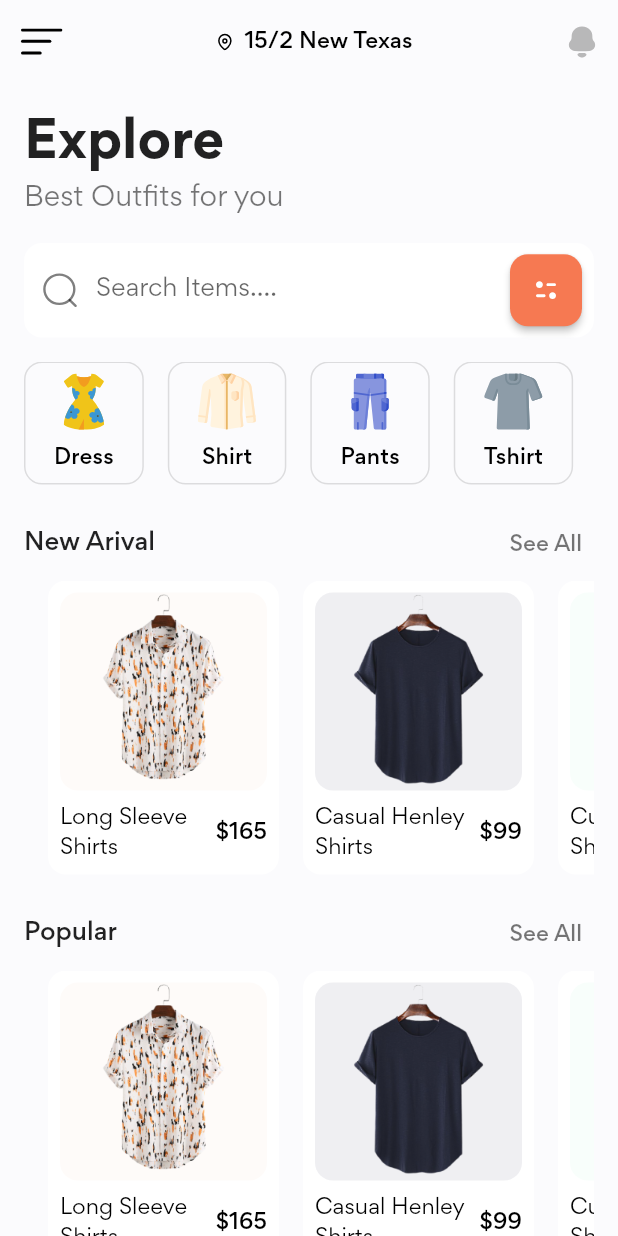
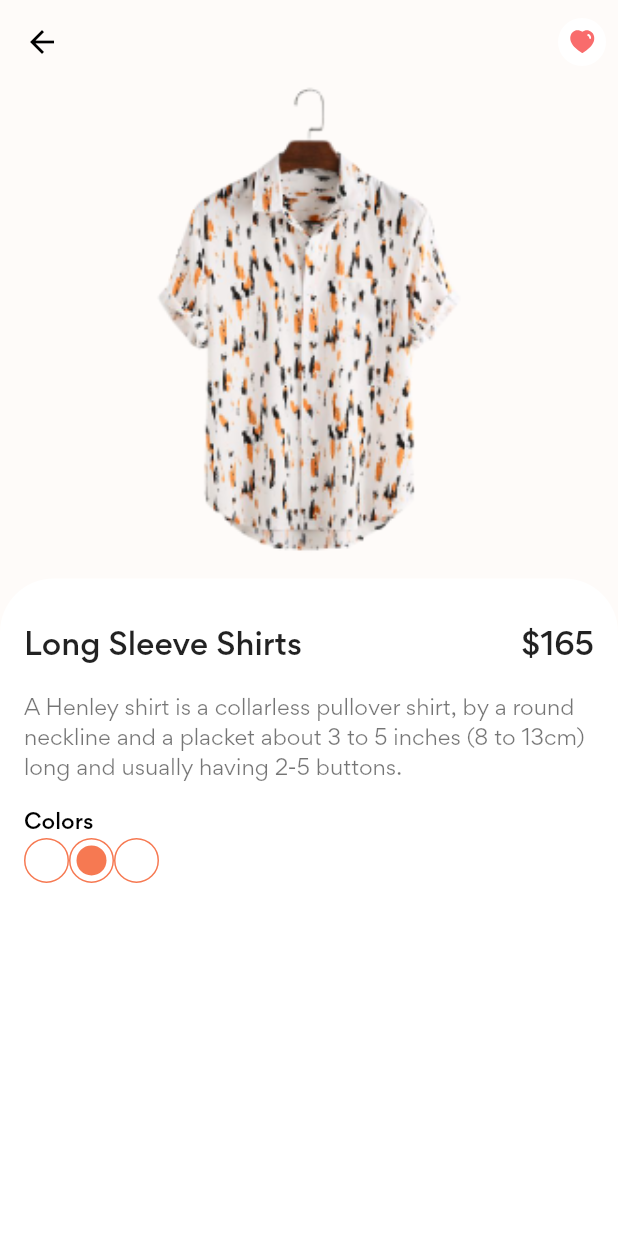
Before and after one commit to kevin2-cyber/ShopAppUI, a Flutter app: the screen it shows after launch, after a tap on "Long Sleeve Shirts", on a phone screen of 412 x 824 dp. Run offline on Flutter 3.47's test engine with Material 2 defaults, Android fonts, the light colour scheme and no system bars; our stand-ins replace flutter_svg.

Commit message:
fixing problem with circle avatar

```diff
--- a/lib/constants.dart
+++ b/lib/constants.dart
@@ -3,6 +3,9 @@ import 'package:flutter/material.dart';
 const primaryColor = Color(0xFFF67952);
 const bgColor = Color(0xFFFBFBFD);
 const itemColor = Color(0xFFEFEFF2);
+const circle1 = Color(0xFFBEE8EA);
+const circle2 = Color(0xFF141B4A);
+const circle3 = Color(0xFFF4E5C3);
 
 const double defaultPadding = 16.0;
 const double defaultBorderRadius = 12.0;
--- /dev/null
+++ b/lib/screens/components/color_dot.dart
@@ -0,0 +1,36 @@
+import 'package:flutter/material.dart';
+
+import '../../constants.dart';
+
+class ColorDot extends StatelessWidget {
+  const ColorDot({
+    Key? key,
+    required this.color,
+    required this.isActive,
+    required this.press,
+  }) : super(key: key);
+
+  final Color color;
+  final bool isActive;
+  final VoidCallback press;
+
+  @override
+  Widget build(BuildContext context) {
+    return GestureDetector(
+      onTap: press,
+      child: Container(
+        padding: const EdgeInsets.all(defaultPadding / 4),
+        decoration: BoxDecoration(
+          border: Border.all(
+            color: primaryColor,
+          ),
+          shape: BoxShape.circle,
+        ),
+        child: CircleAvatar(
+          radius: 10,
+          backgroundColor: isActive ? primaryColor : Colors.transparent ,
+        ),
+      ),
+    );
+  }
+}
--- a/lib/screens/components/new_arrival.dart
+++ b/lib/screens/components/new_arrival.dart
@@ -1,7 +1,7 @@
 import 'package:flutter/material.dart';
 import 'package:shop_app_ui/screens/components/product_card.dart';
 import 'package:shop_app_ui/screens/components/section_title.dart';
-
+import 'package:shop_app_ui/screens/details/details_screen.dart';
 import '../../constants.dart';
 import '../../models/Production.dart';
 
@@ -33,7 +33,15 @@ class NewArrival extends StatelessWidget {
                   title: demo_product[index].title,
                   bgColor: demo_product[index].bgColor,
                   price: demo_product[index].price,
-                  press: () {  },
+                  press: () {
+                    Navigator.push(
+                        context,
+                        MaterialPageRoute(builder: (context) =>  DetailScreen(
+                           product: demo_product[index],
+                        ),
+                        ),
+                    );
+                  },
                 ),
               ),
             ),
--- /dev/null
+++ b/lib/screens/details/details_screen.dart
@@ -0,0 +1,121 @@
+import 'package:flutter/material.dart';
+import 'package:flutter_svg/flutter_svg.dart';
+import 'package:shop_app_ui/constants.dart';
+import 'package:shop_app_ui/models/Production.dart';
+
+import '../components/color_dot.dart';
+
+class DetailScreen extends StatelessWidget {
+  const DetailScreen({Key? key, required this.product}) : super(key: key);
+
+  final Product product;
+
+  @override
+  Widget build(BuildContext context) {
+    return Scaffold(
+      backgroundColor: product.bgColor,
+      appBar: AppBar(
+        backgroundColor: Colors.transparent,
+        elevation: 0,
+        leading: const BackButton(
+          color: Colors.black,
+        ),
+        actions: [
+          IconButton(
+              onPressed: (){},
+              icon: CircleAvatar(
+                backgroundColor: Colors.white,
+                  child: SvgPicture.asset(
+                      'assets/icons/Heart.svg',
+                    height: 20.0,
+                  ),
+              ),
+          ),
+        ],
+      ),
+      body: Column(
+        children: <Widget>[
+          Image.asset(
+            product.image,
+            height: MediaQuery.of(context).size.height * 0.4,
+            fit: BoxFit.cover,
+          ),
+          Expanded(
+            child: Container(
+              padding: const EdgeInsets.fromLTRB(
+                  defaultPadding,
+                  defaultPadding * 2,
+                  defaultPadding,
+                  defaultPadding,
+              ),
+              decoration: const BoxDecoration(
+                color: Colors.white,
+                borderRadius: BorderRadius.only(
+                  topLeft: Radius.circular(defaultBorderRadius * 3),
+                  topRight: Radius.circular(defaultBorderRadius * 3),
+                ),
+              ),
+              child: Column(
+                crossAxisAlignment: CrossAxisAlignment.start,
+                children: <Widget>[
+                  Row(
+                    children: <Widget>[
+                      Expanded(
+                        child: Text(
+                            product.title,
+                          style: Theme.of(context).textTheme.headline6,
+                        ),
+                      ),
+                      const SizedBox(
+                        width: defaultPadding,
+                      ),
+                      Text('\$' + product.price.toString(),
+                        style: Theme.of(context).textTheme.headline6,
+                      ),
+                    ],
+                  ),
+                  const Padding(
+                    padding: EdgeInsets.symmetric(
+                        vertical: defaultPadding,
+                    ),
+                    child: Text(
+                        'A Henley shirt is a collarless pullover shirt,'
+                          ' by a round neckline and a placket about 3 to 5 inches '
+                            '(8 to 13cm) long and usually having 2-5 buttons.',
+                    ),
+                  ),
+                  const Text(
+                      'Colors',
+                    style: TextStyle(
+                      color: Colors.black,
+                      fontWeight: FontWeight.w500,
+                    ),
+                  ),
+                  Row(
+                    children: [
+                      ColorDot(
+                        color: circle1,
+                        isActive: false,
+                        press: () {},
+                      ),
+                      ColorDot(
+                        color: circle2,
+                        isActive: true,
+                        press: () {},
+                      ),
+                      ColorDot(
+                        color: circle3,
+                        isActive: false,
+                        press: () {},
+                      ),
+                    ],
+                  ),
+                ],
+              ),
+            ),
+          ),
+        ],
+      ),
+    );
+  }
+}
```
